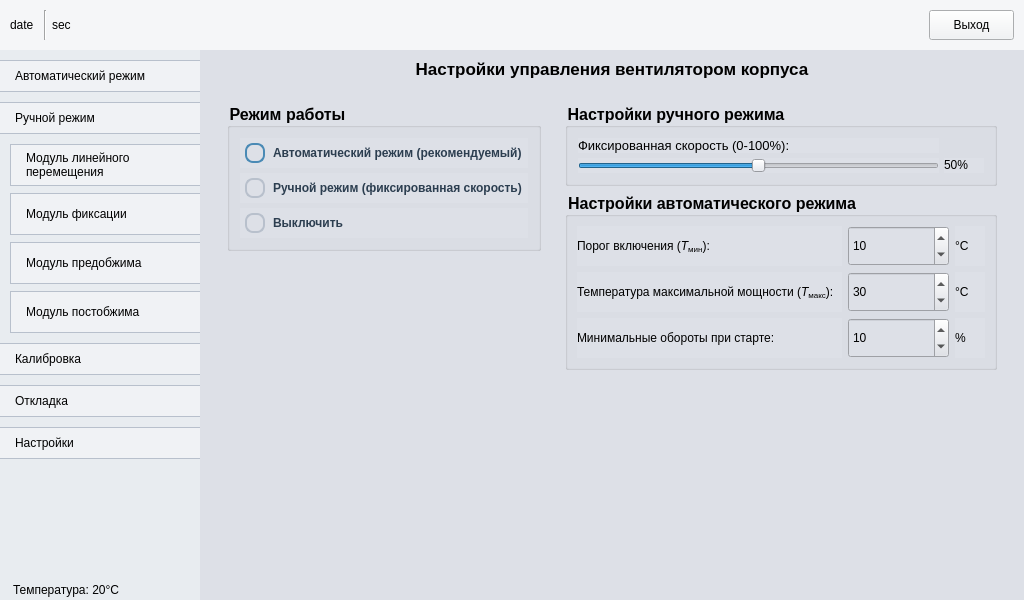
Above: main.ui from petlitsky/rozovproject before the change. Below: the same form after it.
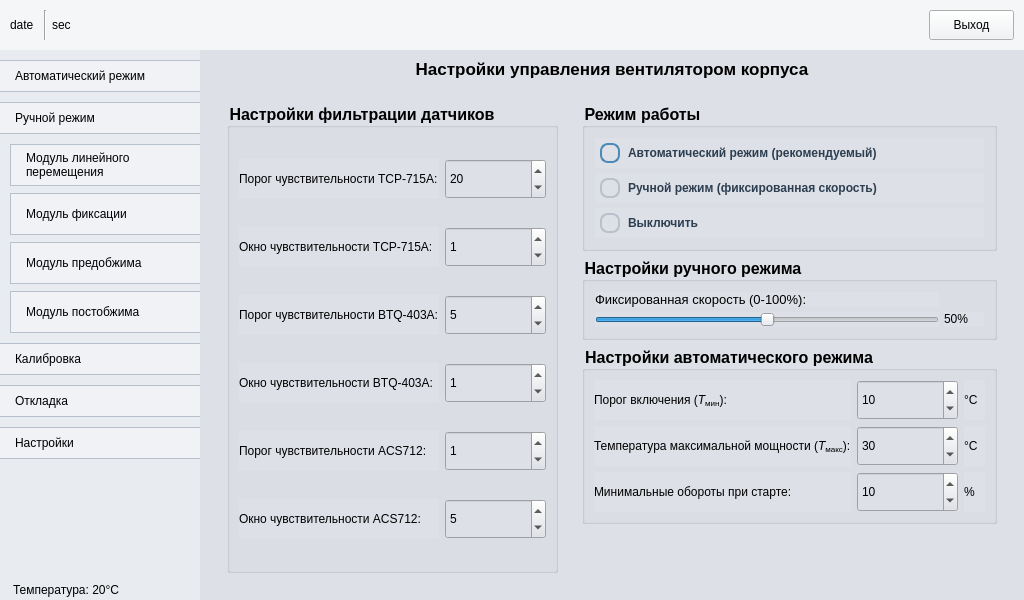
That is the form after the change. The open tabs and pages were chosen to show the change. Icons and pictures are not drawn.

```diff
--- a/main.ui
+++ b/main.ui
@@ -2558,7 +2558,352 @@
                 <property name="focusPolicy">
                  <enum>Qt::FocusPolicy::ClickFocus</enum>
                 </property>
-                <layout class="QVBoxLayout" name="verticalLayout_62">
+                <layout class="QVBoxLayout" name="verticalLayout_41">
+                 <item>
+                  <widget class="QGroupBox" name="groupBox_5">
+                   <property name="font">
+                    <font>
+                     <pointsize>12</pointsize>
+                     <bold>true</bold>
+                    </font>
+                   </property>
+                   <property name="focusPolicy">
+                    <enum>Qt::FocusPolicy::ClickFocus</enum>
+                   </property>
+                   <property name="title">
+                    <string>Настройки фильтрации датчиков</string>
+                   </property>
+                   <layout class="QGridLayout" name="gridLayout_5">
+                    <item row="0" column="1">
+                     <widget class="QSpinBox" name="spinForceThreshold">
+                      <property name="minimumSize">
+                       <size>
+                        <width>0</width>
+                        <height>40</height>
+                       </size>
+                      </property>
+                      <property name="maximumSize">
+                       <size>
+                        <width>110</width>
+                        <height>16777215</height>
+                       </size>
+                      </property>
+                      <property name="font">
+                       <font>
+                        <pointsize>9</pointsize>
+                        <bold>false</bold>
+                       </font>
+                      </property>
+                      <property name="focusPolicy">
+                       <enum>Qt::FocusPolicy::StrongFocus</enum>
+                      </property>
+                      <property name="inputMethodHints">
+                       <set>Qt::InputMethodHint::ImhPreferNumbers</set>
+                      </property>
+                      <property name="minimum">
+                       <number>0</number>
+                      </property>
+                      <property name="maximum">
+                       <number>50</number>
+                      </property>
+                      <property name="value">
+                       <number>20</number>
+                      </property>
+                     </widget>
+                    </item>
+                    <item row="3" column="0">
+                     <widget class="QLabel" name="label_44">
+                      <property name="font">
+                       <font>
+                        <pointsize>9</pointsize>
+                        <bold>false</bold>
+                       </font>
+                      </property>
+                      <property name="focusPolicy">
+                       <enum>Qt::FocusPolicy::ClickFocus</enum>
+                      </property>
+                      <property name="text">
+                       <string>&lt;html&gt;&lt;head/&gt;&lt;body&gt;&lt;p&gt;Окно чувствительности BTQ-403A:&lt;/p&gt;&lt;/body&gt;&lt;/html&gt;</string>
+                      </property>
+                     </widget>
+                    </item>
+                    <item row="2" column="0">
+                     <widget class="QLabel" name="label_56">
+                      <property name="font">
+                       <font>
+                        <pointsize>9</pointsize>
+                        <bold>false</bold>
+                       </font>
+                      </property>
+                      <property name="focusPolicy">
+                       <enum>Qt::FocusPolicy::ClickFocus</enum>
+                      </property>
+                      <property name="text">
+                       <string>Порог чувствительности BTQ-403A:</string>
+                      </property>
+                     </widget>
+                    </item>
+                    <item row="5" column="0">
+                     <widget class="QLabel" name="label_57">
+                      <property name="font">
+                       <font>
+                        <pointsize>9</pointsize>
+                        <bold>false</bold>
+                       </font>
+                      </property>
+                      <property name="focusPolicy">
+                       <enum>Qt::FocusPolicy::ClickFocus</enum>
+                      </property>
+                      <property name="text">
+                       <string>Окно чувствительности ACS712:</string>
+                      </property>
+                     </widget>
+                    </item>
+                    <item row="0" column="0">
+                     <widget class="QLabel" name="label_38">
+                      <property name="font">
+                       <font>
+                        <pointsize>9</pointsize>
+                        <bold>false</bold>
+                       </font>
+                      </property>
+                      <property name="focusPolicy">
+                       <enum>Qt::FocusPolicy::ClickFocus</enum>
+                      </property>
+                      <property name="text">
+                       <string>&lt;html&gt;&lt;head/&gt;&lt;body&gt;&lt;p&gt;Порог чувствительности TCP-715A:&lt;/p&gt;&lt;/body&gt;&lt;/html&gt;</string>
+                      </property>
+                     </widget>
+                    </item>
+                    <item row="4" column="0">
+                     <widget class="QLabel" name="label_41">
+                      <property name="font">
+                       <font>
+                        <pointsize>9</pointsize>
+                        <bold>false</bold>
+                       </font>
+                      </property>
+                      <property name="focusPolicy">
+                       <enum>Qt::FocusPolicy::ClickFocus</enum>
+                      </property>
+                      <property name="text">
+                       <string>&lt;html&gt;&lt;head/&gt;&lt;body&gt;&lt;p&gt;Порог чувствительности ACS712:&lt;/p&gt;&lt;/body&gt;&lt;/html&gt;</string>
+                      </property>
+                     </widget>
+                    </item>
+                    <item row="1" column="0">
+                     <widget class="QLabel" name="label_40">
+                      <property name="font">
+                       <font>
+                        <pointsize>9</pointsize>
+                        <bold>false</bold>
+                       </font>
+                      </property>
+                      <property name="focusPolicy">
+                       <enum>Qt::FocusPolicy::ClickFocus</enum>
+                      </property>
+                      <property name="text">
+                       <string>&lt;html&gt;&lt;head/&gt;&lt;body&gt;&lt;p&gt;Окно чувствительности TCP-715A:&lt;/p&gt;&lt;/body&gt;&lt;/html&gt;</string>
+                      </property>
+                     </widget>
+                    </item>
+                    <item row="1" column="1">
+                     <widget class="QSpinBox" name="spinForceWindow">
+                      <property name="minimumSize">
+                       <size>
+                        <width>101</width>
+                        <height>40</height>
+                       </size>
+                      </property>
+                      <property name="maximumSize">
+                       <size>
+                        <width>90</width>
+                        <height>16777215</height>
+                       </size>
+                      </property>
+                      <property name="font">
+                       <font>
+                        <pointsize>9</pointsize>
+                        <bold>false</bold>
+                       </font>
+                      </property>
+                      <property name="focusPolicy">
+                       <enum>Qt::FocusPolicy::StrongFocus</enum>
+                      </property>
+                      <property name="inputMethodHints">
+                       <set>Qt::InputMethodHint::ImhPreferNumbers</set>
+                      </property>
+                      <property name="minimum">
+                       <number>0</number>
+                      </property>
+                      <property name="maximum">
+                       <number>10</number>
+                      </property>
+                      <property name="value">
+                       <number>1</number>
+                      </property>
+                     </widget>
+                    </item>
+                    <item row="2" column="1">
+                     <widget class="QSpinBox" name="spinTorqueThreshold">
+                      <property name="minimumSize">
+                       <size>
+                        <width>0</width>
+                        <height>40</height>
+                       </size>
+                      </property>
+                      <property name="maximumSize">
+                       <size>
+                        <width>110</width>
+                        <height>16777215</height>
+                       </size>
+                      </property>
+                      <property name="font">
+                       <font>
+                        <pointsize>9</pointsize>
+                        <bold>false</bold>
+                       </font>
+                      </property>
+                      <property name="focusPolicy">
+                       <enum>Qt::FocusPolicy::StrongFocus</enum>
+                      </property>
+                      <property name="inputMethodHints">
+                       <set>Qt::InputMethodHint::ImhPreferNumbers</set>
+                      </property>
+                      <property name="minimum">
+                       <number>0</number>
+                      </property>
+                      <property name="maximum">
+                       <number>50</number>
+                      </property>
+                      <property name="value">
+                       <number>5</number>
+                      </property>
+                     </widget>
+                    </item>
+                    <item row="3" column="1">
+                     <widget class="QSpinBox" name="spinTorqueWindow">
+                      <property name="minimumSize">
+                       <size>
+                        <width>0</width>
+                        <height>40</height>
+                       </size>
+                      </property>
+                      <property name="maximumSize">
+                       <size>
+                        <width>110</width>
+                        <height>16777215</height>
+                       </size>
+                      </property>
+                      <property name="font">
+                       <font>
+                        <pointsize>9</pointsize>
+                        <bold>false</bold>
+                       </font>
+                      </property>
+                      <property name="focusPolicy">
+                       <enum>Qt::FocusPolicy::StrongFocus</enum>
+                      </property>
+                      <property name="inputMethodHints">
+                       <set>Qt::InputMethodHint::ImhPreferNumbers</set>
+                      </property>
+                      <property name="minimum">
+                       <number>0</number>
+                      </property>
+                      <property name="maximum">
+                       <number>10</number>
+                      </property>
+                      <property name="value">
+                       <number>1</number>
+                      </property>
+                     </widget>
+                    </item>
+                    <item row="4" column="1">
+                     <widget class="QSpinBox" name="spinCurrentWindow">
+                      <property name="minimumSize">
+                       <size>
+                        <width>101</width>
+                        <height>40</height>
+                       </size>
+                      </property>
+                      <property name="maximumSize">
+                       <size>
+                        <width>90</width>
+                        <height>16777215</height>
+                       </size>
+                      </property>
+                      <property name="font">
+                       <font>
+                        <pointsize>9</pointsize>
+                        <bold>false</bold>
+                       </font>
+                      </property>
+                      <property name="focusPolicy">
+                       <enum>Qt::FocusPolicy::StrongFocus</enum>
+                      </property>
+                      <property name="inputMethodHints">
+                       <set>Qt::InputMethodHint::ImhPreferNumbers</set>
+                      </property>
+                      <property name="minimum">
+                       <number>0</number>
+                      </property>
+                      <property name="maximum">
+                       <number>10</number>
+                      </property>
+                      <property name="value">
+                       <number>1</number>
+                      </property>
+                     </widget>
+                    </item>
+                    <item row="5" column="1">
+                     <widget class="QSpinBox" name="startSpeed_3">
+                      <property name="minimumSize">
+                       <size>
+                        <width>0</width>
+                        <height>40</height>
+                       </size>
+                      </property>
+                      <property name="maximumSize">
+                       <size>
+                        <width>110</width>
+                        <height>16777215</height>
+                       </size>
+                      </property>
+                      <property name="font">
+                       <font>
+                        <pointsize>9</pointsize>
+                        <bold>false</bold>
+                       </font>
+                      </property>
+                      <property name="focusPolicy">
+                       <enum>Qt::FocusPolicy::StrongFocus</enum>
+                      </property>
+                      <property name="inputMethodHints">
+                       <set>Qt::InputMethodHint::ImhPreferNumbers</set>
+                      </property>
+                      <property name="minimum">
+                       <number>0</number>
+                      </property>
+                      <property name="maximum">
+                       <number>10</number>
+                      </property>
+                      <property name="value">
+                       <number>5</number>
+                      </property>
+                     </widget>
+                    </item>
+                   </layout>
+                  </widget>
+                 </item>
+                </layout>
+               </widget>
+              </item>
+              <item>
+               <widget class="QWidget" name="widget_54" native="true">
+                <property name="focusPolicy">
+                 <enum>Qt::FocusPolicy::ClickFocus</enum>
+                </property>
+                <layout class="QVBoxLayout" name="verticalLayout_63">
                  <item>
                   <widget class="QGroupBox" name="groupBox_2">
                    <property name="font">
@@ -2698,28 +3043,6 @@
                    </layout>
                   </widget>
                  </item>
-                 <item>
-                  <spacer name="verticalSpacer_2">
-                   <property name="orientation">
-                    <enum>Qt::Orientation::Vertical</enum>
-                   </property>
-                   <property name="sizeHint" stdset="0">
-                    <size>
-                     <width>20</width>
-                     <height>40</height>
-                    </size>
-                   </property>
-                  </spacer>
-                 </item>
-                </layout>
-               </widget>
-              </item>
-              <item>
-               <widget class="QWidget" name="widget_54" native="true">
-                <property name="focusPolicy">
-                 <enum>Qt::FocusPolicy::ClickFocus</enum>
-                </property>
-                <layout class="QVBoxLayout" name="verticalLayout_63">
                  <item>
                   <widget class="QGroupBox" name="groupBox_3">
                    <property name="font">
```
Left out of the diff: 2 changed lines with no effect on the pictures.
